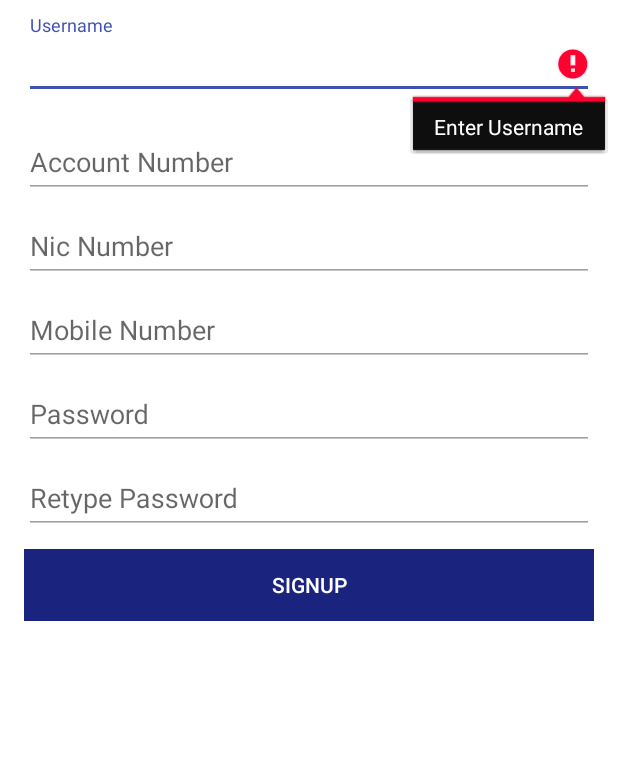
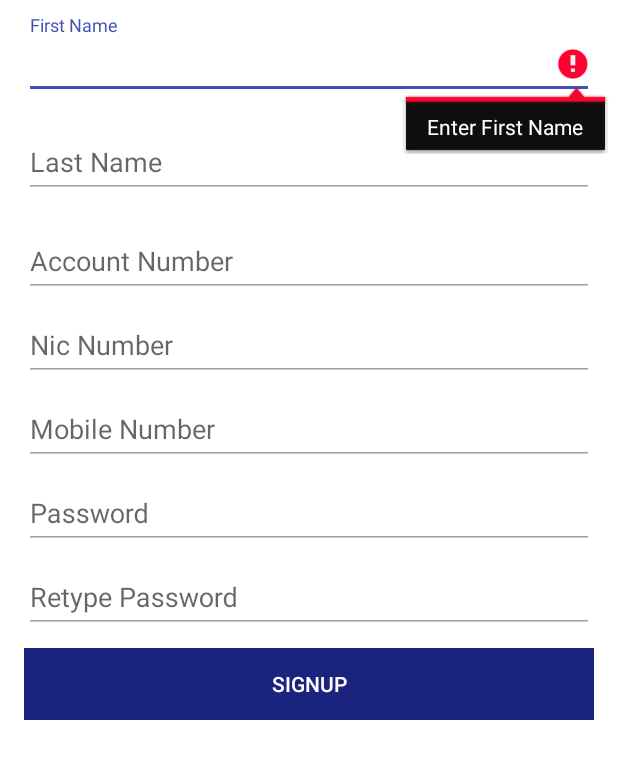
Before and after one commit to buddhikajay/MobilePay, an Android app: the registerActivity screen opened directly, with no data from a screen before it, after a tap on "SIGNUP", on a phone screen of 412 x 824 dp, the part 228-1007 px from its top. Run offline under Robolectric (Android 15) with nearby library versions, the light colour scheme and no system bars.

Commit message:
RegistationPage Change
Lastname
first name added

```diff
--- a/app/src/main/java/com/example/buddhikajay/mobilepay/loginActivity.java
+++ b/app/src/main/java/com/example/buddhikajay/mobilepay/loginActivity.java
@@ -397,7 +397,7 @@ public class loginActivity extends AppCompatActivity {
 
                     if (Api.isFirstTimeLogin(getApplicationContext())) {
                         Log.d("username",jsonObject.getString("name"));
-                        Api.setRegisterId(getApplicationContext(),jsonObject.getString("userId"),jsonObject.getString("registedId"),jsonObject.getString("phoneNumber"),nicField.getText().toString(),jsonObject.getString("accountNumber"),jsonObject.getString("name"));
+                        Api.setRegisterId(getApplicationContext(),jsonObject.getString("userId"),jsonObject.getString("registedId"),jsonObject.getString("phoneNumber"),nicField.getText().toString(),jsonObject.getString("accountNumber"),jsonObject.getString("firstName"),jsonObject.getString("lastName"));
                         Log.d("first time login","true");
                     }
 
--- a/app/src/main/java/com/example/buddhikajay/mobilepay/registerActivity.java
+++ b/app/src/main/java/com/example/buddhikajay/mobilepay/registerActivity.java
@@ -1,15 +1,12 @@
 package com.example.buddhikajay.mobilepay;
 
-import android.Manifest;
 import android.animation.Animator;
 import android.animation.AnimatorListenerAdapter;
 import android.annotation.TargetApi;
 import android.content.Context;
 import android.content.DialogInterface;
 import android.content.Intent;
-import android.content.pm.PackageManager;
 import android.os.Build;
-import android.support.v4.content.ContextCompat;
 import android.support.v7.app.AlertDialog;
 import android.support.v7.app.AppCompatActivity;
 import android.os.Bundle;
@@ -27,7 +24,6 @@ import android.widget.EditText;
 import android.widget.Toast;
 
 import com.example.buddhikajay.mobilepay.Services.Api;
-import com.example.buddhikajay.mobilepay.Services.MobileNumberPicker;
 import com.example.buddhikajay.mobilepay.Services.Parameter;
 import com.example.buddhikajay.mobilepay.Services.SecurityHandler;
 
@@ -40,8 +36,6 @@ import com.example.buddhikajay.mobilepay.Component.VolleyCallback;
 import java.util.regex.Matcher;
 import java.util.regex.Pattern;
 
-import android.view.*;
-
 public class registerActivity extends AppCompatActivity {
 
 
@@ -53,7 +47,8 @@ public class registerActivity extends AppCompatActivity {
     private EditText mobileNoField;
     private EditText passwordField;
     private EditText rePasswordField;
-    private EditText usernameField;
+    private EditText firstNameField;
+    private EditText lastNameField;
     private View mProgressView;
 
     private String accountNo;
@@ -61,7 +56,8 @@ public class registerActivity extends AppCompatActivity {
     private String mobileNo;
     private String password;
     private String rePassword;
-    private String username;
+    private String firstName;
+    private String lastName;
 
      Button signup;
     @Override
@@ -78,7 +74,8 @@ public class registerActivity extends AppCompatActivity {
         mobileNoField = (EditText) findViewById(R.id.mobileNo);
         passwordField = (EditText) findViewById(R.id.password);
         rePasswordField = (EditText) findViewById(R.id.retypepassword);
-        usernameField = (EditText) findViewById(R.id.username);
+        firstNameField = (EditText) findViewById(R.id.first_name);
+        lastNameField = (EditText) findViewById(R.id.last_name);
         mProgressView = findViewById(R.id.login_progress);;
         signup = (Button) findViewById(R.id.signup_button);
         signup.setOnClickListener(new View.OnClickListener() {
@@ -234,10 +231,16 @@ public class registerActivity extends AppCompatActivity {
         mobileNo = mobileNoField.getText().toString();
         password = passwordField.getText().toString();
         rePassword =rePasswordField.getText().toString();
-        username = usernameField.getText().toString();
-        if(username.equals("")){
-            usernameField.requestFocus();
-            usernameField.setError("Enter Username");
+        firstName = firstNameField.getText().toString();
+        lastName = lastNameField.getText().toString();
+        if(firstName.equals("")){
+            firstNameField.requestFocus();
+            firstNameField.setError("Enter First Name");
+
+        }
+        else if(firstName.equals("")){
+            firstNameField.requestFocus();
+            firstNameField.setError("Enter Last Name");
 
         }
 
@@ -304,7 +307,8 @@ public class registerActivity extends AppCompatActivity {
         try {
             payload.put("accountNumber",accountNo);
             payload.put("nic",nic);
-            payload.put("username",username);
+            payload.put("firstName", firstName);
+            payload.put("lastName", lastName);
             payload.put("phoneNumber",mobileNo);
             payload.put("ime",imei);
             payload.put("password",password);
@@ -380,11 +384,11 @@ public class registerActivity extends AppCompatActivity {
                 JSONObject jsonObject = array.getJSONObject(0);
                 Toast.makeText(getApplicationContext(),"Success",Toast.LENGTH_LONG).show();
                 Log.d("RegisterActivity:status","Succss");
-                Log.d("RegisterActivity:id", jsonObject.opt("id").toString());
+                Log.d("RegisterActivity:id", jsonObject.opt("registedId").toString());
 
                 JSONArray roles = jsonObject.getJSONArray("role");
                 Log.d("RegisterActivity:role", roles.get(0).toString());
-                Api.setRegisterId(getApplicationContext(),jsonObject.opt("id").toString(),jsonObject.opt("registedId").toString(),nic,mobileNo,roles.get(0).toString(),accountNo,username);
+                Api.setRegisterId(getApplicationContext(),jsonObject.opt("id").toString(),jsonObject.opt("registedId").toString(),nic,mobileNo,roles.get(0).toString(),accountNo, firstName,lastName);
                 Log.d("nic",Api.getNic(getApplicationContext()));
                 Log.d("RegisterActivity:phone",Api.getPhoneNumber(getApplication()));
                 //Log.d("verification code",Api.getPhoneNumber(getApplication())+""+jsonObject.opt("verificationCode").toString());
--- a/app/src/main/res/layout/content_register.xml
+++ b/app/src/main/res/layout/content_register.xml
@@ -49,7 +49,7 @@
             android:layout_height="wrap_content"
             android:inputType="text"
             android:ems="10"
-            android:id="@+id/username"
+            android:id="@+id/first_name"
             android:text=""
             android:layout_centerVertical="true"
             android:layout_centerHorizontal="true"
@@ -60,9 +60,33 @@
             android:focusable="true"
             android:layout_below="@+id/logo"
             android:layout_marginTop="10dp"
-            android:hint="Username"
+            android:hint="First Name"
             android:maxLength="16"
             />
+        </android.support.design.widget.TextInputLayout>
+        <android.support.design.widget.TextInputLayout
+            android:layout_width="match_parent"
+            android:layout_height="wrap_content"
+            android:layout_marginTop="10dp">
+            <EditText
+                android:layout_width="fill_parent"
+                android:layout_height="wrap_content"
+                android:inputType="text"
+                android:ems="10"
+                android:id="@+id/last_name"
+                android:text=""
+                android:layout_centerVertical="true"
+                android:layout_centerHorizontal="true"
+                android:cursorVisible="true"
+                android:backgroundTint="@color/colorPrimaryDark"
+                android:textCursorDrawable="@color/colorPrimary"
+                android:textColor="@color/colorAccent"
+                android:focusable="true"
+                android:layout_below="@+id/logo"
+                android:layout_marginTop="10dp"
+                android:hint="Last Name"
+                android:maxLength="16"
+                />
         </android.support.design.widget.TextInputLayout>
     <android.support.design.widget.TextInputLayout
         android:layout_width="match_parent"
```
Also changed, not shown: app/src/main/java/com/example/buddhikajay/mobilepay/Services/Api.java (+6 -4 lines), app/src/main/java/com/example/buddhikajay/mobilepay/Services/Parameter.java (+8 -8 lines).
